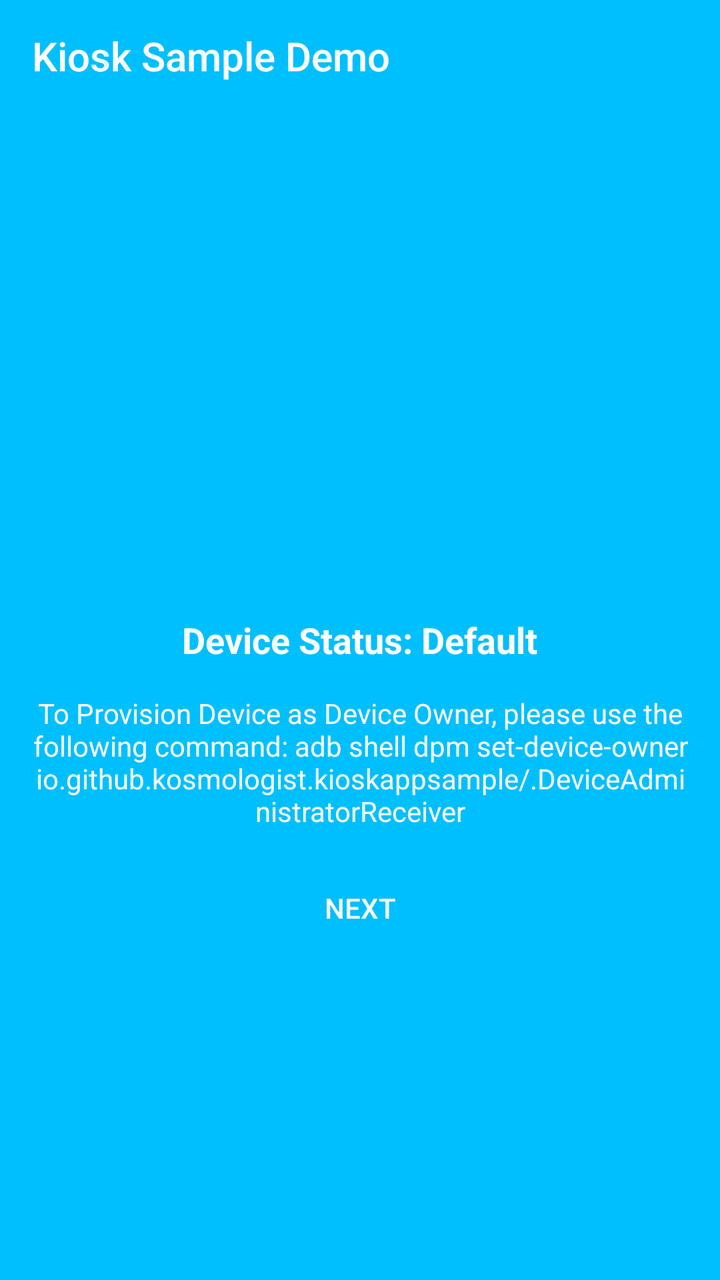
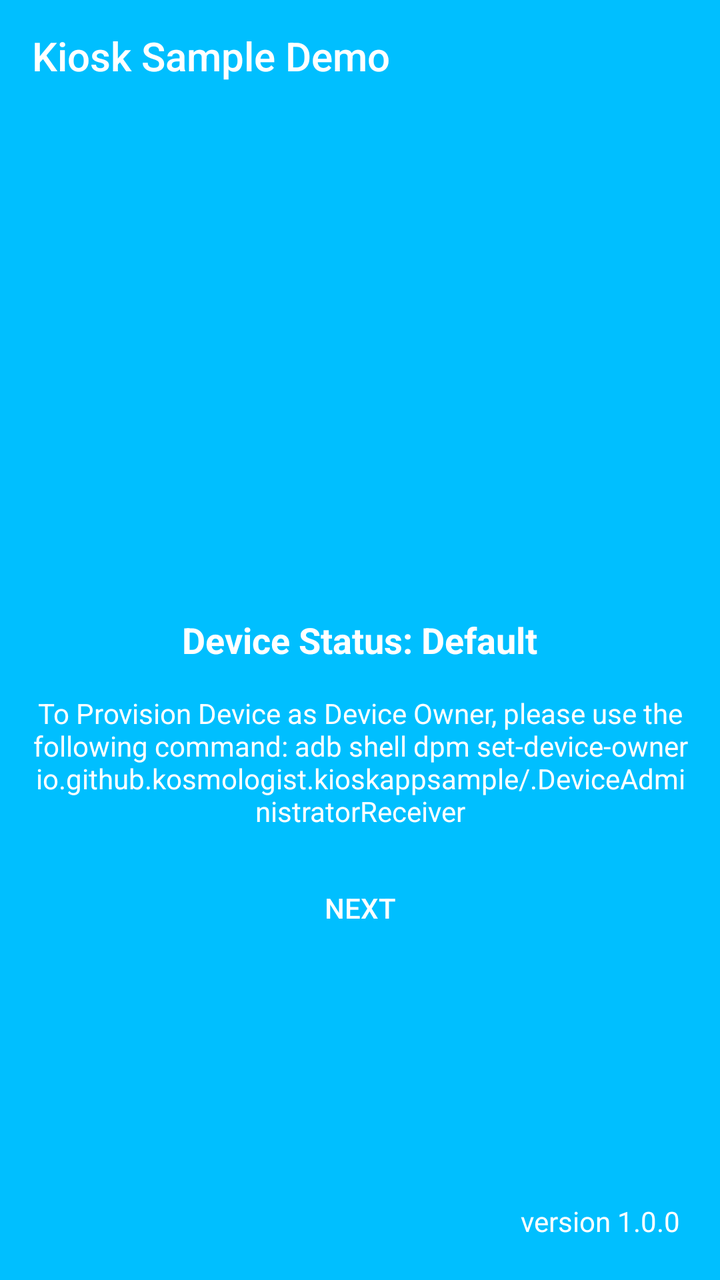

Before-and-after screenshots of an Android layout around one commit, followed by the original layout XML and the change that was made.
<!-- AndroidManifest.xml: application theme AppTheme -->
<!-- res/layout/activity_main.xml -->
<?xml version="1.0" encoding="utf-8"?>
<RelativeLayout xmlns:android="http://schemas.android.com/apk/res/android"
    xmlns:app="http://schemas.android.com/apk/res-auto"
    xmlns:tools="http://schemas.android.com/tools"
    android:layout_width="match_parent"
    android:layout_height="match_parent"
    android:background="@color/colorPrimary"
    tools:context=".MainActivity">

    <include layout="@layout/toolbar"></include>

    <TextView
        android:id="@+id/tvStatus"
        android:textColor="@color/white"
        android:textStyle="bold"
        android:textSize="18sp"
        android:layout_centerInParent="true"
        android:layout_width="wrap_content"
        android:layout_height="wrap_content"
        android:text="Device Status: Default" />

    <TextView
        android:id="@+id/tvInstructions"
        android:gravity="center"
        android:padding="15dp"
        android:textColor="@color/white"
        android:layout_centerHorizontal="true"
        android:layout_width="wrap_content"
        android:layout_height="wrap_content"
        android:layout_below="@+id/tvStatus"
        android:text="@string/device_owner_setup"/>

    <Button
        android:id="@+id/btnNext"
        android:layout_width="wrap_content"
        android:layout_height="wrap_content"
        android:text="Next"
        android:textColor="@color/white"
        android:layout_below="@+id/tvInstructions"
        android:layout_centerHorizontal="true"
        android:background="?android:selectableItemBackground"/>


</RelativeLayout>
<!-- res/layout/toolbar.xml (included above) -->
<?xml version="1.0" encoding="utf-8"?>
<merge xmlns:android="http://schemas.android.com/apk/res/android"
    xmlns:app="http://schemas.android.com/apk/res-auto"
    android:layout_width="match_parent"
    android:layout_height="wrap_content">

    <android.support.v7.widget.Toolbar
        android:id="@+id/toolbar"
        android:layout_width="match_parent"
        android:layout_height="?attr/actionBarSize"
        android:fitsSystemWindows="true"
        android:background="?attr/colorPrimary"
        app:theme="@style/ThemeOverlay.AppCompat.Dark.ActionBar"
        app:title="Kiosk Sample Demo"
        app:titleTextColor="@color/white"
        app:popupTheme="@style/ThemeOverlay.AppCompat.Light">

    </android.support.v7.widget.Toolbar>

</merge>
<!-- resources referenced by this layout -->
<resources>
  <color name="colorPrimary">#00bfff</color>
  <color name="white">#ffffff</color>
  <string name="device_owner_setup">To Provision Device as Device Owner, please use the following command: adb shell dpm set-device-owner io.github.kosmologist.kioskappsample/.DeviceAdministratorReceiver</string>
  <style name="AppTheme" parent="Theme.AppCompat.Light.NoActionBar">
          
          <item name="colorPrimary">@color/colorPrimary</item>
          <item name="colorPrimaryDark">@color/colorPrimaryDark</item>
          <item name="colorAccent">@color/colorAccent</item>
      </style>
  <color name="colorPrimaryDark">#00bfff</color>
  <color name="colorAccent">#FF4081</color>
</resources>

<!-- the commit's change to res/layout/activity_main.xml (unified diff, before → after) -->
@@ -11,34 +11,44 @@
 
     <TextView
         android:id="@+id/tvStatus"
-        android:textColor="@color/white"
-        android:textStyle="bold"
-        android:textSize="18sp"
-        android:layout_centerInParent="true"
         android:layout_width="wrap_content"
         android:layout_height="wrap_content"
-        android:text="Device Status: Default" />
+        android:layout_centerInParent="true"
+        android:text="Device Status: Default"
+        android:textColor="@color/white"
+        android:textSize="18sp"
+        android:textStyle="bold" />
 
     <TextView
         android:id="@+id/tvInstructions"
-        android:gravity="center"
-        android:padding="15dp"
-        android:textColor="@color/white"
-        android:layout_centerHorizontal="true"
         android:layout_width="wrap_content"
         android:layout_height="wrap_content"
         android:layout_below="@+id/tvStatus"
-        android:text="@string/device_owner_setup"/>
+        android:layout_centerHorizontal="true"
+        android:gravity="center"
+        android:padding="15dp"
+        android:text="@string/device_owner_setup"
+        android:textColor="@color/white" />
 
     <Button
         android:id="@+id/btnNext"
         android:layout_width="wrap_content"
         android:layout_height="wrap_content"
-        android:text="Next"
-        android:textColor="@color/white"
         android:layout_below="@+id/tvInstructions"
         android:layout_centerHorizontal="true"
-        android:background="?android:selectableItemBackground"/>
+        android:background="?android:selectableItemBackground"
+        android:text="Next"
+        android:textColor="@color/white" />
+
+    <TextView
+        android:id="@+id/tvVersion"
+        android:layout_width="wrap_content"
+        android:layout_height="wrap_content"
+        android:layout_alignParentBottom="true"
+        android:layout_alignParentRight="true"
+        android:padding="20dp"
+        android:text="version 1.0.0"
+        android:textColor="@color/white" />
 
 
 </RelativeLayout>
